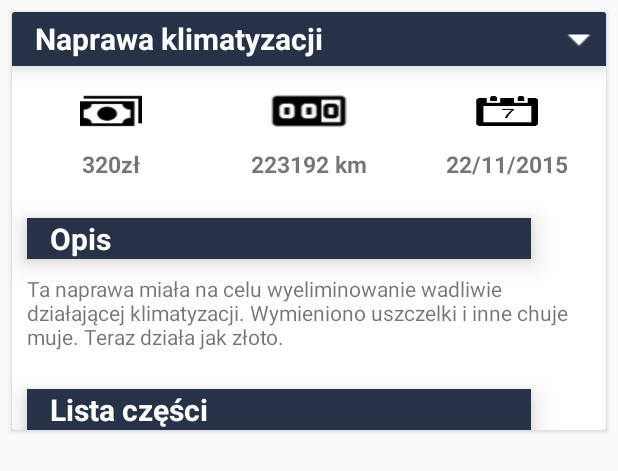
After one commit to Ishimura92/inzynierka, an Android app: the layout repair_list_row.xml on its own in the app's theme, with its tools: preview values and no code run, on a phone screen of 412 x 824 dp. The commit adds this screen. Shown: the top 471 px of the screen. Run offline under Robolectric (Android 15) with nearby library versions, the light colour scheme and no system bars.

Commit message:
Working on Repairs view - added history

```diff
--- a/app/src/main/java/com/example/luki/inzynierka/fragments/RefuelingFragment.java
+++ b/app/src/main/java/com/example/luki/inzynierka/fragments/RefuelingFragment.java
@@ -86,6 +86,10 @@ public class RefuelingFragment extends Fragment{
         refuelingTabs.setupWithViewPager(refuelingPager);
         setHasOptionsMenu(true);
 
+        setDatabaseConnector();
+    }
+
+    private void setDatabaseConnector() {
         databaseConnector.setRefuelingHistoryFragment((RefuelingHistoryFragment) refuelingHistoryFragment);
         databaseConnector.setRefuelingSummaryFragment((RefuelingSummaryFragment) refuelingSummaryFragment);
         databaseConnector.setDatabaseConnectorRealm(realm);
--- a/app/src/main/java/com/example/luki/inzynierka/fragments/RepairHistoryFragment.java
+++ b/app/src/main/java/com/example/luki/inzynierka/fragments/RepairHistoryFragment.java
@@ -75,7 +75,7 @@ public class RepairHistoryFragment extends Fragment {
 
     private void initViews() {
         recyclerViewRepair = (RecyclerView) view.findViewById(R.id.recyclerViewRepair);
-        textViewNoRepairs = (TextView) view.findViewById(R.id.textViewNoRefuelings);
+        textViewNoRepairs = (TextView) view.findViewById(R.id.textViewNoRepairs);
     }
 
     private void setAdapter() {
--- /dev/null
+++ b/app/src/main/res/layout/repair_list_row.xml
@@ -0,0 +1,213 @@
+<android.support.v7.widget.CardView
+    xmlns:android="http://schemas.android.com/apk/res/android"
+    android:layout_width="match_parent"
+    android:layout_height="wrap_content"
+    android:id="@+id/repairItemLayout"
+    android:layout_margin="8dp"
+    android:orientation="vertical">
+
+    <LinearLayout
+        android:orientation="vertical"
+        android:layout_width="match_parent"
+        android:layout_height="match_parent">
+
+        <LinearLayout
+            android:orientation="horizontal"
+            android:layout_width="match_parent"
+            android:background="@color/colorPrimaryDark"
+            android:elevation="10dp"
+            android:layout_height="wrap_content">
+
+            <LinearLayout
+                android:orientation="horizontal"
+                android:layout_width="wrap_content"
+                android:layout_height="match_parent"
+                android:gravity="center_vertical">
+
+                <TextView
+                    android:layout_width="wrap_content"
+                    android:layout_height="wrap_content"
+                    android:textSize="20sp"
+                    android:textStyle="bold"
+                    android:textColor="@android:color/white"
+                    android:layout_marginLeft="15dp"
+                    android:text="Naprawa klimatyzacji"
+                    android:id="@+id/textViewRepairTitle" />
+            </LinearLayout>
+
+            <LinearLayout
+                android:orientation="horizontal"
+                android:layout_width="match_parent"
+                android:layout_height="match_parent"
+                android:gravity="right"
+                android:layout_gravity="right">
+
+                <ImageButton
+                    android:layout_width="wrap_content"
+                    android:layout_height="wrap_content"
+                    android:background="@drawable/ic_arrow_drop_down_white_24dp"
+                    android:id="@+id/imageButtonExpandRepair" />
+            </LinearLayout>
+
+        </LinearLayout>
+
+        <LinearLayout
+            android:orientation="horizontal"
+            android:layout_width="match_parent"
+            android:layout_height="120dp"
+            android:gravity="center_vertical"
+            android:layout_marginBottom="-35dp"
+            android:layout_marginTop="-30dp">
+
+            <ImageView
+                android:layout_width="match_parent"
+                android:layout_height="wrap_content"
+                android:id="@+id/imageViewMoney"
+                android:background="@drawable/ic_money_small"
+                android:layout_weight="3"
+                android:layout_margin="45dp" />
+
+            <ImageView
+                android:layout_width="match_parent"
+                android:layout_height="wrap_content"
+                android:id="@+id/imageViewOdometer"
+                android:background="@drawable/ic_odometer_black_small"
+                android:layout_weight="3"
+                android:layout_margin="40dp"
+                android:layout_gravity="bottom" />
+
+            <ImageView
+                android:layout_width="match_parent"
+                android:layout_height="wrap_content"
+                android:id="@+id/imageViewDistributor"
+                android:background="@drawable/ic_calendar_black"
+                android:layout_weight="3"
+                android:layout_marginTop="50dp"
+                android:layout_marginBottom="50dp"
+                android:layout_marginLeft="45dp"
+                android:layout_marginRight="45dp" />
+
+        </LinearLayout>
+
+        <LinearLayout
+            android:orientation="horizontal"
+            android:layout_width="match_parent"
+            android:layout_marginBottom="10dp"
+            android:layout_height="wrap_content">
+
+            <LinearLayout
+                android:orientation="horizontal"
+                android:layout_width="match_parent"
+                android:layout_height="match_parent"
+                android:layout_weight="1"
+                android:layout_gravity="center"
+                android:gravity="center">
+
+                <TextView
+                    android:layout_width="match_parent"
+                    android:layout_height="wrap_content"
+                    android:text="320zł"
+                    android:textSize="15sp"
+                    android:textStyle="bold"
+                    android:id="@+id/textViewRepairCost"
+                    android:gravity="center" />
+            </LinearLayout>
+
+            <LinearLayout
+                android:orientation="horizontal"
+                android:layout_width="match_parent"
+                android:layout_height="match_parent"
+                android:layout_weight="1"
+                android:gravity="center">
+
+                <TextView
+                    android:layout_width="match_parent"
+                    android:layout_height="wrap_content"
+                    android:text="223192 km"
+                    android:textStyle="bold"
+                    android:textSize="15sp"
+                    android:id="@+id/textViewRepairOdometer"
+                    android:gravity="center" />
+            </LinearLayout>
+
+            <LinearLayout
+                android:orientation="horizontal"
+                android:layout_width="match_parent"
+                android:layout_height="wrap_content"
+                android:layout_weight="1"
+                android:gravity="center">
+
+                <TextView
+                    android:layout_width="match_parent"
+                    android:layout_height="wrap_content"
+                    android:text="22/11/2015"
+                    android:textStyle="bold"
+                    android:textSize="15sp"
+                    android:id="@+id/textViewRepairDate"
+                    android:gravity="center" />
+
+            </LinearLayout>
+
+        </LinearLayout>
+
+        <LinearLayout
+            android:orientation="vertical"
+            android:id="@+id/expandedRepairLayout"
+            android:visibility="visible"
+            android:layout_width="match_parent"
+            android:layout_height="match_parent">
+
+            <LinearLayout
+                android:orientation="horizontal"
+                android:layout_width="match_parent"
+                android:layout_marginLeft="10dp"
+                android:layout_marginTop="15dp"
+                android:layout_marginRight="50dp"
+                android:background="@color/colorPrimaryDark"
+                android:elevation="10dp"
+                android:layout_height="match_parent">
+
+                <TextView
+                    android:textSize="20sp"
+                    android:textStyle="bold"
+                    android:textColor="@android:color/white"
+                    android:layout_marginLeft="15dp"
+                    android:layout_width="wrap_content"
+                    android:layout_height="wrap_content"
+                    android:text="Opis"
+                    android:id="@+id/textView4" />
+            </LinearLayout>
+
+            <TextView
+                android:layout_width="wrap_content"
+                android:layout_height="wrap_content"
+                android:layout_margin="10dp"
+                android:text="Ta naprawa miała na celu wyeliminowanie wadliwie działającej klimatyzacji. Wymieniono uszczelki i inne chuje muje. Teraz działa jak złoto."
+                android:id="@+id/textViewRepairDescription" />
+
+            <LinearLayout
+                android:orientation="horizontal"
+                android:layout_width="match_parent"
+                android:layout_marginLeft="10dp"
+                android:layout_marginTop="15dp"
+                android:layout_marginRight="50dp"
+                android:background="@color/colorPrimaryDark"
+                android:elevation="10dp"
+                android:layout_height="match_parent" >
+
+                <TextView
+                    android:textSize="20sp"
+                    android:textStyle="bold"
+                    android:textColor="@android:color/white"
+                    android:layout_marginLeft="15dp"
+                    android:layout_width="wrap_content"
+                    android:layout_height="wrap_content"
+                    android:text="Lista części"
+                    android:id="@+id/textView5" />
+            </LinearLayout>
+
+        </LinearLayout>
+
+    </LinearLayout>
+
+</android.support.v7.widget.CardView>
--- a/app/src/main/res/values/strings.xml
+++ b/app/src/main/res/values/strings.xml
@@ -35,4 +35,5 @@
     <string name="youCanEnterHereOnlyLetters">Możesz tu wpisać tylko litery</string>
     <string name="save">Zapisz</string>
     <string name="repair_saved">Repair saved</string>
+    <string name="repair">Naprawa</string>
 </resources>
```
Also changed, not shown: app/src/main/java/com/example/luki/inzynierka/adapters/RepairsListAdapter.java (+56 -24 lines), app/src/main/java/com/example/luki/inzynierka/dialogs/NewRepairDialog.java (+83 -55 lines), app/src/main/java/com/example/luki/inzynierka/fragments/RepairFragment.java (+12 -0 lines), app/src/main/res/layout/dialog_new_repair.xml (+38 -20 lines), app/src/main/res/drawable/ic_arrow_drop_down_white_24dp.png (added), app/src/main/res/drawable/ic_arrow_drop_up_white_24dp.png (added).
